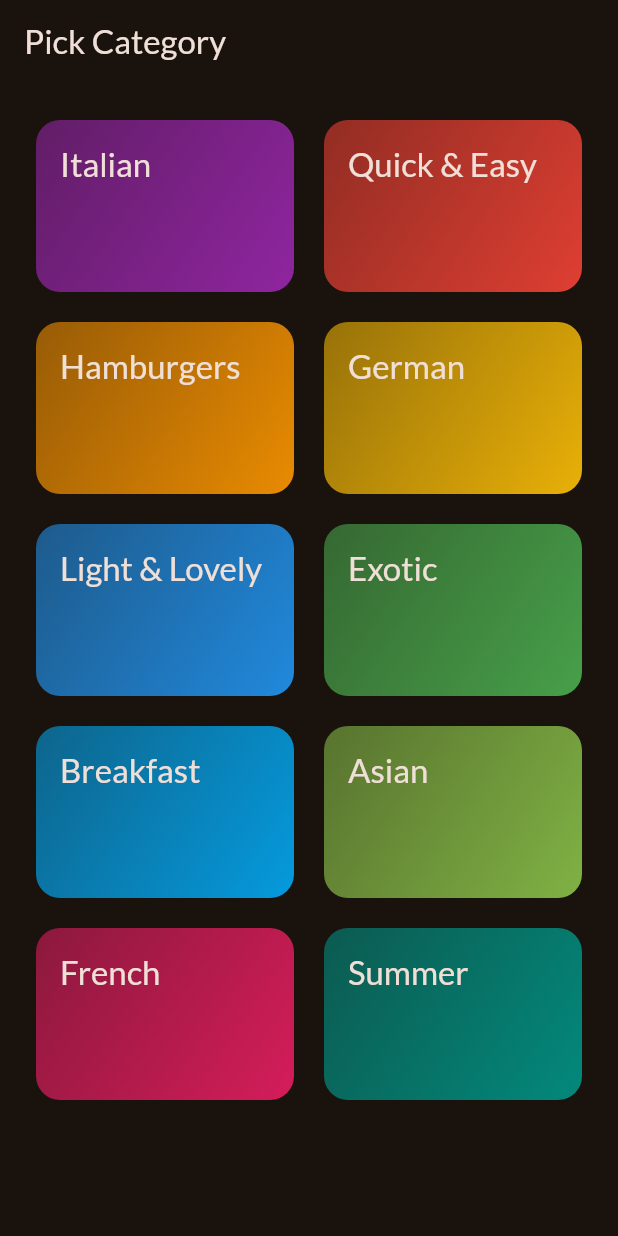
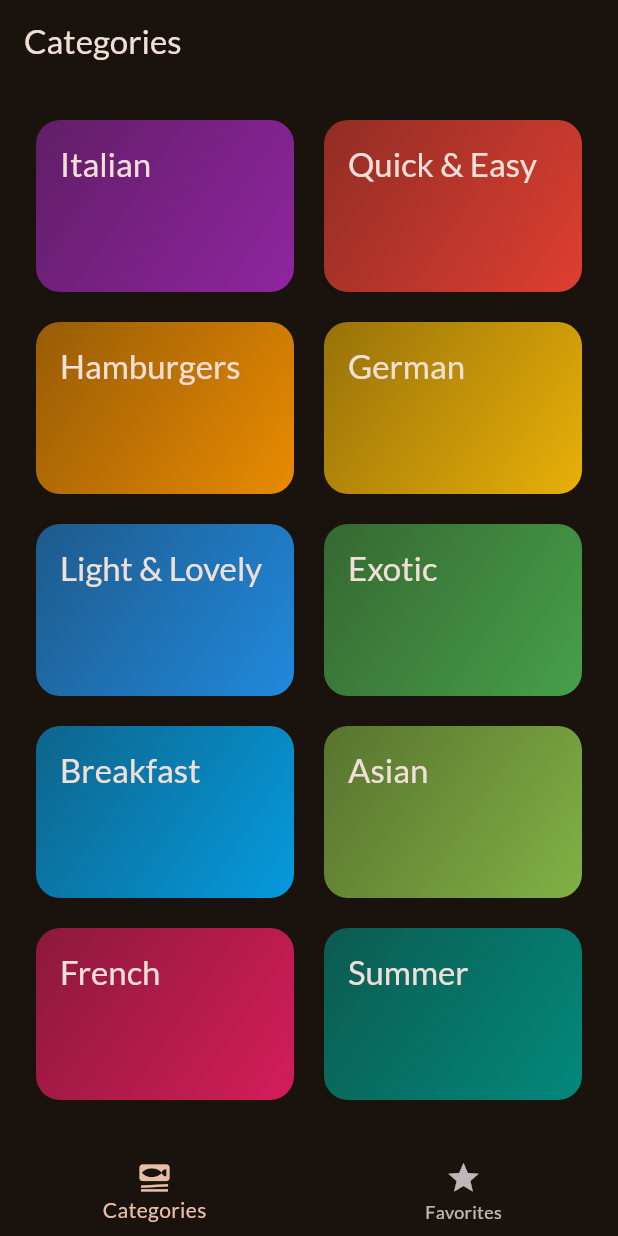
Before and after one commit to naolselemon/FlutterMealApp, a Flutter app: the screen it shows after launch, on a phone screen of 412 x 824 dp. Run offline on Flutter 3.47's test engine with Material 3 defaults, Android fonts, the phone set to English and light mode, and no system bars; our stand-ins replace google_fonts, transparent_image.

Commit message:
favorites completed

```diff
--- a/lib/main.dart
+++ b/lib/main.dart
@@ -1,6 +1,7 @@
 import 'package:flutter/material.dart';
 import 'package:google_fonts/google_fonts.dart';
 import 'package:meal_app/screens/categories.dart';
+import 'package:meal_app/screens/tabs.dart';
 
 final theme = ThemeData(
   colorScheme: ColorScheme.fromSeed(
@@ -20,8 +21,9 @@ class MyApp extends StatelessWidget {
   @override
   Widget build(BuildContext context) {
     return MaterialApp(
+      debugShowCheckedModeBanner: false,
       theme: theme,
-      home: const CategoriesScreen(),
+      home: const TabScreen(),
     );
   }
 }
--- a/lib/screens/categories.dart
+++ b/lib/screens/categories.dart
@@ -2,11 +2,14 @@ import 'package:flutter/material.dart';
 
 import 'package:meal_app/data/dummy_dart.dart';
 import 'package:meal_app/models/category.dart';
+import 'package:meal_app/models/meal.dart';
 import 'package:meal_app/screens/meals.dart';
 import 'package:meal_app/widgets/catergory_item.dart';
 
 class CategoriesScreen extends StatelessWidget {
-  const CategoriesScreen({super.key});
+  const CategoriesScreen({super.key, required this.onSelectMeal});
+
+  final void Function(Meal meal) onSelectMeal;
 
   void _selectCategory(BuildContext context, Category category) {
     // TODO: Navigate to the corresponding screen when a category is selected
@@ -19,6 +22,7 @@ class CategoriesScreen extends StatelessWidget {
         builder: (ctx) => Meals(
           title: category.title,
           meals: filteredMeal,
+          onSelectMeal: onSelectMeal,
         ),
       ),
     );
@@ -26,11 +30,7 @@ class CategoriesScreen extends StatelessWidget {
 
   @override
   Widget build(BuildContext context) {
-    return Scaffold(
-      appBar: AppBar(
-        title: const Text("Pick Category"),
-      ),
-      body: GridView(
+    return GridView(
       padding: const EdgeInsets.all(24),
       gridDelegate: const SliverGridDelegateWithFixedCrossAxisCount(
         crossAxisCount: 2,
@@ -48,7 +48,6 @@ class CategoriesScreen extends StatelessWidget {
             },
           ),
       ],
-      ),
     );
   }
 }
--- /dev/null
+++ b/lib/screens/tabs.dart
@@ -0,0 +1,77 @@
+import 'package:flutter/material.dart';
+import 'package:meal_app/models/meal.dart';
+import 'package:meal_app/screens/categories.dart';
+import 'package:meal_app/screens/meals.dart';
+
+class TabScreen extends StatefulWidget {
+  const TabScreen({super.key});
+
+  @override
+  State<TabScreen> createState() => _TabScreenState();
+}
+
+class _TabScreenState extends State<TabScreen> {
+  int selectedIndex = 0;
+  final List<Meal> favoritesMeal = [];
+  void _selectPage(int index) {
+    setState(() {
+      selectedIndex = index;
+    });
+  }
+
+  void _showMessage(String message) {
+    ScaffoldMessenger.of(context).clearSnackBars();
+    ScaffoldMessenger.of(context).showSnackBar(SnackBar(
+      content: Text(message),
+      action: SnackBarAction(label: 'Undo', onPressed: () {}),
+    ));
+  }
+
+  void _toggleMealFavoritesStatus(Meal meal) {
+    // Update meal's favorite status
+    final isExisting = favoritesMeal.contains(meal);
+
+    if (isExisting) {
+      setState(() {
+        favoritesMeal.remove(meal);
+      });
+      _showMessage("Favorites removed successfully");
+    } else {
+      setState(() {
+        favoritesMeal.add(meal);
+      });
+      _showMessage("Favorites added!");
+    }
+  }
+
+  @override
+  Widget build(BuildContext context) {
+    Widget activePage = CategoriesScreen(
+      onSelectMeal: _toggleMealFavoritesStatus,
+    );
+    String activePageTitle = "Categories";
+
+    if (selectedIndex == 1) {
+      activePage = Meals(
+        onSelectMeal: _toggleMealFavoritesStatus,
+        meals: favoritesMeal,
+      );
+      activePageTitle = "Your Favorites";
+    }
+
+    return Scaffold(
+      appBar: AppBar(
+        title: Text(activePageTitle),
+      ),
+      body: activePage,
+      bottomNavigationBar: BottomNavigationBar(
+          currentIndex: selectedIndex,
+          onTap: _selectPage,
+          items: const [
+            BottomNavigationBarItem(
+                icon: Icon(Icons.set_meal), label: 'Categories'),
+            BottomNavigationBarItem(icon: Icon(Icons.star), label: 'Favorites'),
+          ]),
+    );
+  }
+}
```
Also changed, not shown: lib/screens/meal_detial.dart (+10 -1 lines), lib/screens/meals.dart (+10 -3 lines). Lines whose indentation alone changed are shown as unchanged.
